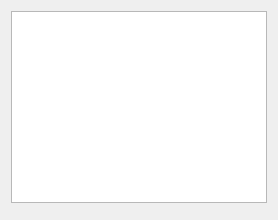
Qt form Timer/DialogWordStatistics.ui (pestOO/AdvancedClub) before a commit.
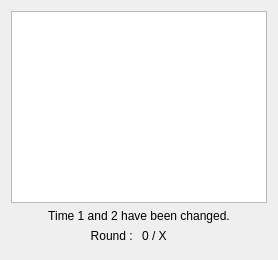
The same form after that commit.

Commit message: *change width of statistics dialog *in DialogWordStatistics add round current/max count *add getters for max/current round *in DialogWordStatistics add label with info about change time *update translation

```diff
--- a/Timer/DialogWordStatistics.ui
+++ b/Timer/DialogWordStatistics.ui
@@ -25,6 +25,37 @@
      </attribute>
     </widget>
    </item>
+   <item>
+    <widget class="QLabel" name="labelInfo">
+     <property name="text">
+      <string>Time 1 and 2 have been changed.</string>
+     </property>
+     <property name="alignment">
+      <set>Qt::AlignCenter</set>
+     </property>
+    </widget>
+   </item>
+   <item>
+    <layout class="QHBoxLayout" name="horizontalLayout">
+     <item>
+      <widget class="QLabel" name="labelRoundStatic">
+       <property name="text">
+        <string>Round : </string>
+       </property>
+       <property name="alignment">
+        <set>Qt::AlignRight|Qt::AlignTrailing|Qt::AlignVCenter</set>
+       </property>
+      </widget>
+     </item>
+     <item>
+      <widget class="QLabel" name="labelRound">
+       <property name="text">
+        <string notr="true">0 / X</string>
+       </property>
+      </widget>
+     </item>
+    </layout>
+   </item>
    <item>
     <widget class="QDialogButtonBox" name="buttonBox">
      <property name="orientation">
```
Left out of the diff: 2 changed lines with no effect on the pictures. The commit also changes 8 other files.
